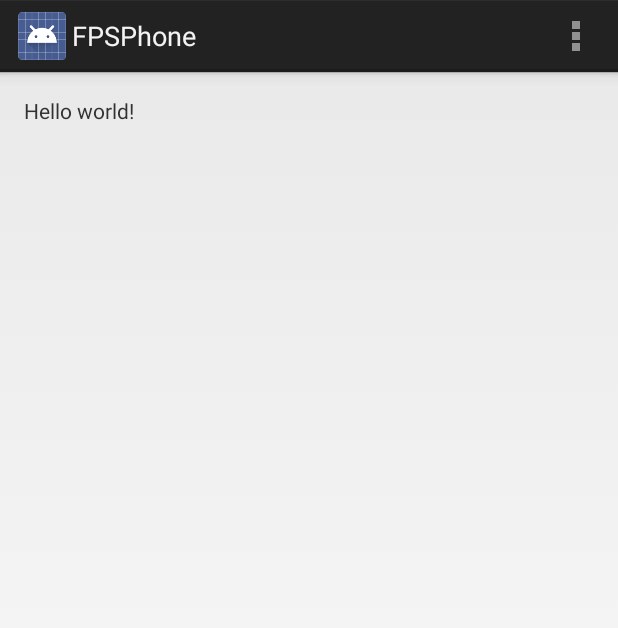
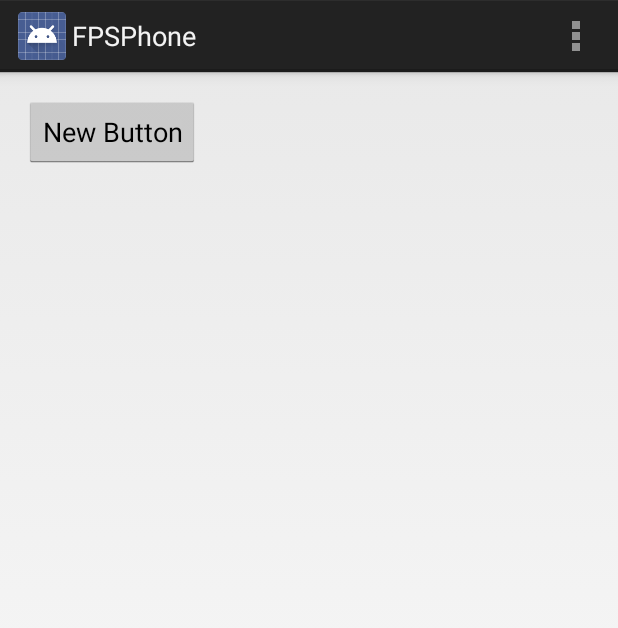
Before and after one commit to jacky-liang/FPSPhone, an Android app: the screen it shows after launch (MainActivity), on a phone screen of 412 x 824 dp. Shown: the top 628 px of the screen. Run offline under Robolectric (Android 15) with nearby library versions, the phone set to English and light mode, and no system bars.

Commit message:
changed main activity to grid layout

```diff
--- a/app/src/main/AndroidManifest.xml
+++ b/app/src/main/AndroidManifest.xml
@@ -18,4 +18,8 @@
         </activity>
     </application>
 
+    <uses-sdk
+        android:minSdkVersion="14"
+        android:targetSdkVersion="19" />
+
 </manifest>
--- a/app/src/main/java/com/fpsphone/MainActivity.java
+++ b/app/src/main/java/com/fpsphone/MainActivity.java
@@ -4,7 +4,6 @@ import android.app.Activity;
 import android.os.Bundle;
 import android.view.Menu;
 import android.view.MenuItem;
-
 
 public class MainActivity extends Activity {
 
@@ -29,7 +28,6 @@ public class MainActivity extends Activity {
         // as you specify a parent activity in AndroidManifest.xml.
         int id = item.getItemId();
 
-
         //noinspection SimplifiableIfStatement
         if (id == R.id.action_settings) {
             return true;
--- a/app/src/main/res/layout/activity_main.xml
+++ b/app/src/main/res/layout/activity_main.xml
@@ -5,7 +5,18 @@
     android:paddingTop="@dimen/activity_vertical_margin"
     android:paddingBottom="@dimen/activity_vertical_margin" tools:context=".MainActivity">
 
-    <TextView android:text="@string/hello_world" android:layout_width="wrap_content"
-        android:layout_height="wrap_content" />
+    <GridLayout
+        android:layout_width="fill_parent"
+        android:layout_height="fill_parent"
+        android:layout_alignParentTop="true"
+        android:layout_alignParentLeft="true">
 
+        <Button
+            android:layout_width="wrap_content"
+            android:layout_height="wrap_content"
+            android:text="New Button"
+            android:id="@+id/button"
+            android:layout_row="0"
+            android:layout_column="0" />
+    </GridLayout>
 </RelativeLayout>
```
